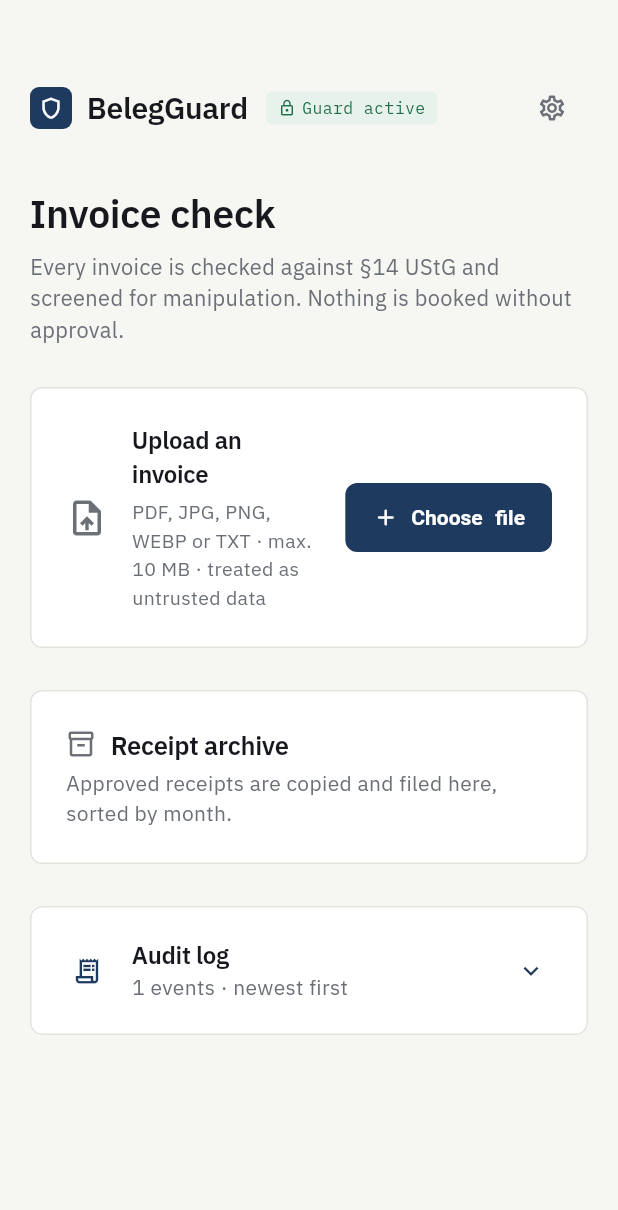
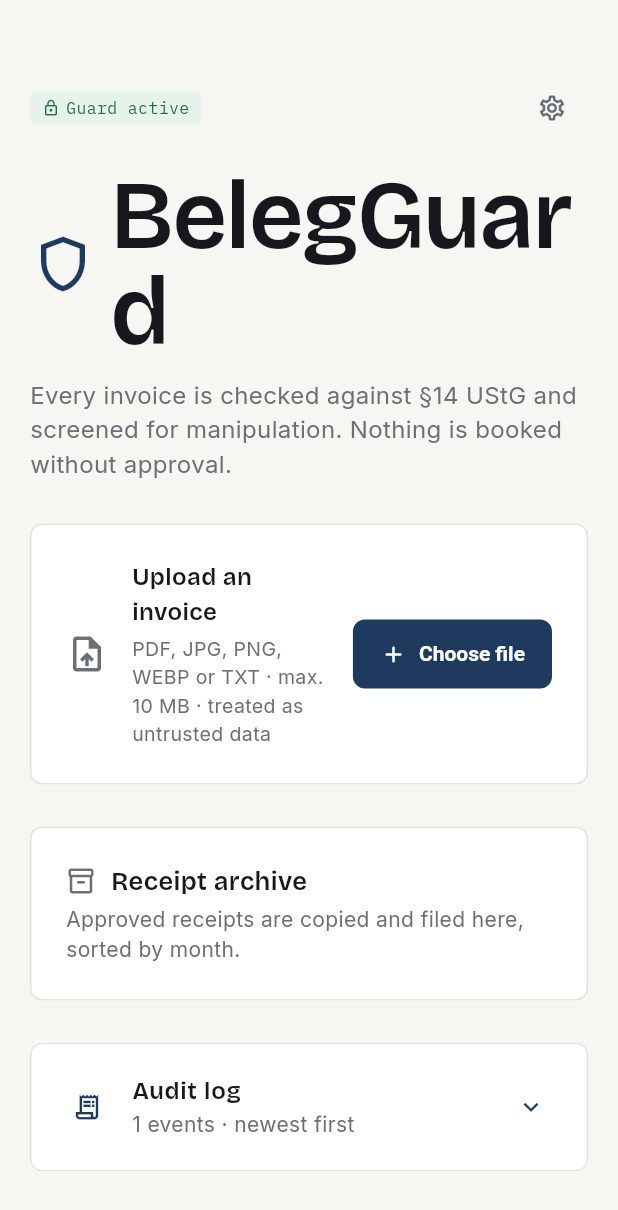
Before and after one commit to Araspace/devfest_project1, a Flutter app: the screen it shows after launch, on a phone screen of 412 x 824 dp. Shown: the top 1210 px of the screen. Run offline on Flutter 3.47's test engine with Material 3 defaults, Android fonts, the phone set to English and light mode, and no system bars; our stand-ins replace file_picker, google_fonts, web; missing offline and left inert: dart:js_interop, excel; network calls fail.

Commit message:
Bring back the big BelegGuard heading and the original fonts
Large Bricolage Grotesque wordmark with shield icon at the top again, Bricolage
for all headings and Inter for body text. The calmer colours, status colours
and 'Guard active' badge stay.

Co-Authored-By: Claude Opus 5.5 <noreply@anthropic.com>

```diff
--- a/frontend/lib/pages/home_page.dart
+++ b/frontend/lib/pages/home_page.dart
@@ -260,15 +260,6 @@ class _HomePageState extends State<HomePage> {
       Row(
         children: [
           Container(
-            width: 28,
-            height: 28,
-            decoration: BoxDecoration(color: Brand.accent, borderRadius: BorderRadius.circular(6)),
-            child: const Icon(Icons.shield_outlined, color: Colors.white, size: 17),
-          ),
-          const SizedBox(width: 10),
-          Text('BelegGuard', style: headline(20)),
-          const SizedBox(width: 12),
-          Container(
             padding: const EdgeInsets.symmetric(horizontal: 8, vertical: 3),
             decoration: BoxDecoration(color: Brand.okSoft, borderRadius: BorderRadius.circular(4)),
             child: Row(
@@ -284,12 +275,18 @@ class _HomePageState extends State<HomePage> {
           IconButton(tooltip: 'Settings', onPressed: _openSettings, icon: const Icon(Icons.settings_outlined)),
         ],
       ),
-      const SizedBox(height: 28),
-      Text('Invoice check', style: headline(26)),
-      const SizedBox(height: 6),
+      const SizedBox(height: 16),
+      Row(
+        children: [
+          const Icon(Icons.shield_outlined, color: Brand.accent, size: 44),
+          const SizedBox(width: 10),
+          Flexible(child: Text('BelegGuard', style: headline(64).copyWith(height: 1.0, letterSpacing: -1.5))),
+        ],
+      ),
+      const SizedBox(height: 12),
       const Text(
         'Every invoice is checked against §14 UStG and screened for manipulation. Nothing is booked without approval.',
-        style: TextStyle(fontSize: 14.5, color: Brand.muted, height: 1.45),
+        style: TextStyle(fontSize: 16, color: Brand.muted, height: 1.45),
       ),
     ],
   );
--- a/frontend/lib/theme.dart
+++ b/frontend/lib/theme.dart
@@ -30,9 +30,9 @@ class Brand {
 /// "12.34 €", or "—" when the value is missing.
 String money(double? v) => v == null ? '—' : '${v.toStringAsFixed(2)} €';
 
-/// Heading style for page and card titles.
+/// Heading style for page and card titles (Bricolage Grotesque, the BelegGuard wordmark font).
 TextStyle headline(double size) =>
-    GoogleFonts.ibmPlexSans(fontSize: size, fontWeight: FontWeight.w600, color: Brand.ink, letterSpacing: -0.2);
+    GoogleFonts.bricolageGrotesque(fontSize: size, fontWeight: FontWeight.w600, color: Brand.ink);
 
 /// Monospace for amounts, codes, timestamps and quoted evidence.
 TextStyle mono({double size = 12, Color color = Brand.ink}) => GoogleFonts.ibmPlexMono(fontSize: size, color: color);
@@ -52,7 +52,7 @@ ThemeData buildTheme() {
   return base.copyWith(
     scaffoldBackgroundColor: Brand.paper,
     textTheme: base.textTheme.apply(
-      fontFamily: GoogleFonts.ibmPlexSans().fontFamily,
+      fontFamily: GoogleFonts.inter().fontFamily,
       bodyColor: Brand.ink,
       displayColor: Brand.ink,
     ),
```
